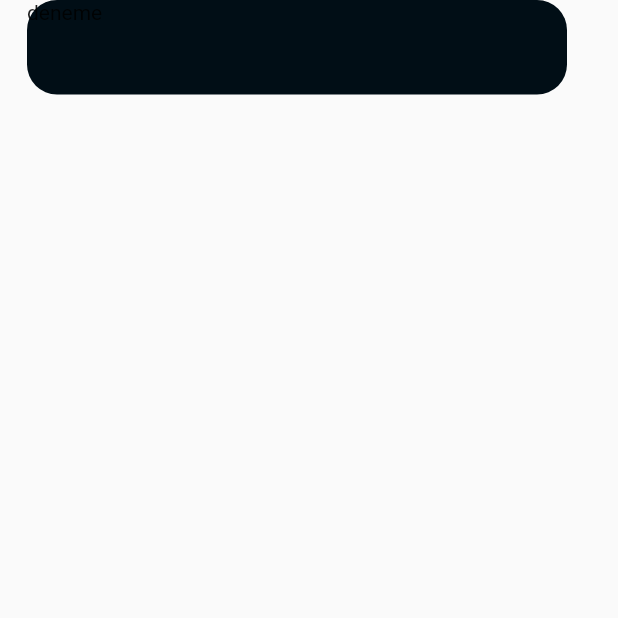
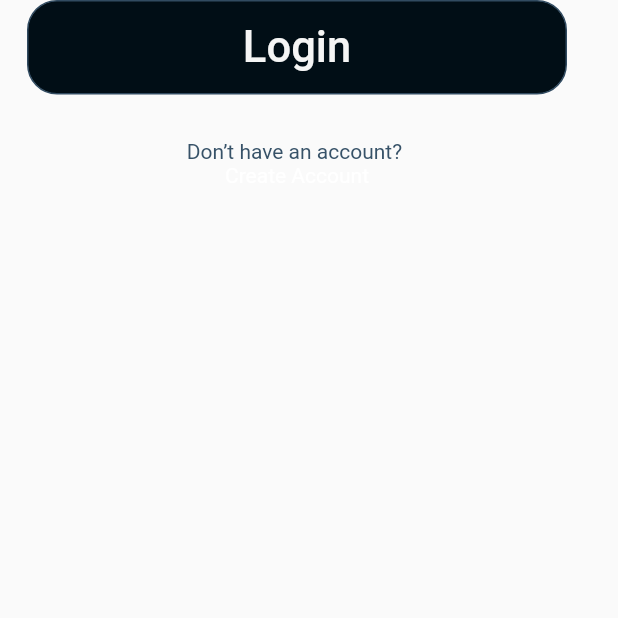
Before and after one commit to kadirhankeles/foodApp, a Flutter app: the loginButton screen opened directly, on a phone screen of 412 x 824 dp, the top half of it. Run offline on Flutter 3.47's test engine with Material 2 defaults, Android fonts, the phone set to English and light mode, and no system bars.

Commit message:
loginButton tasarımı gerçekleştirildi.

```diff
--- a/lib/widgets/loginButton.dart
+++ b/lib/widgets/loginButton.dart
@@ -10,13 +10,22 @@ class loginButton extends StatelessWidget {
   @override
   Widget build(BuildContext context) {
     return Scaffold(
-      body: Container(
-        height: 63,
-        width: 360,
+      body: Column(
+        children: [
+          Container(
+            height: 63,
+            width: 360,
+            child: TextButton(onPressed: (() {
 
-        child: Text('deneme'),
-        margin: EdgeInsets.only(left: 18, right: 18),
-        decoration: BoxDecoration(borderRadius: BorderRadius.circular(20), color: Color(0xff010E16),),
+            }), child: Center(child: Text('Login', style: TextStyle(color: Color(0xffF5F5F5), fontSize: 29),)),),
+            margin: EdgeInsets.only(left: 18, right: 18),
+            decoration: BoxDecoration(borderRadius: BorderRadius.circular(20), color: Color(0xff010E16), border: Border.all(width: 1 ,color: Color(0xff314B61))),
+
+          ),
+          SizedBox(height: 30,),
+          Text('Don’t have an account? ', style: TextStyle(color: Color(0xff375268), fontSize: 14),),
+          Text('Create Account', style: TextStyle(color: Colors.white),),
+        ],
       ),
     );
   }
```
Also changed, not shown: lib/pages/loginScreen.dart (deleted, +0 -11 lines).
